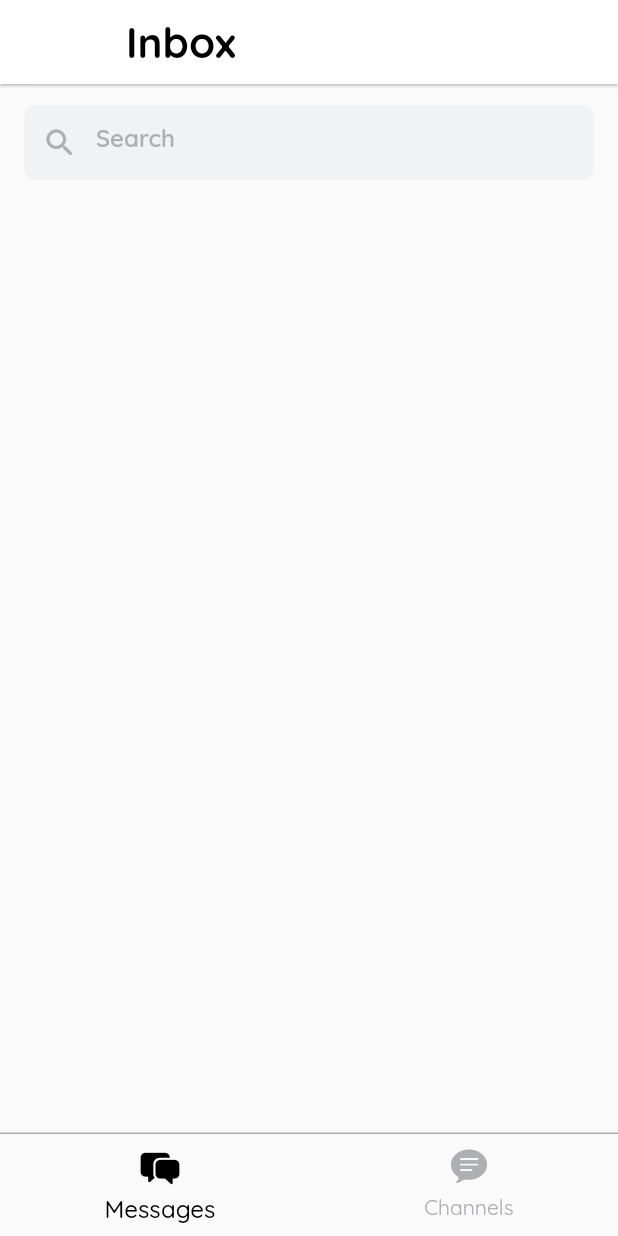
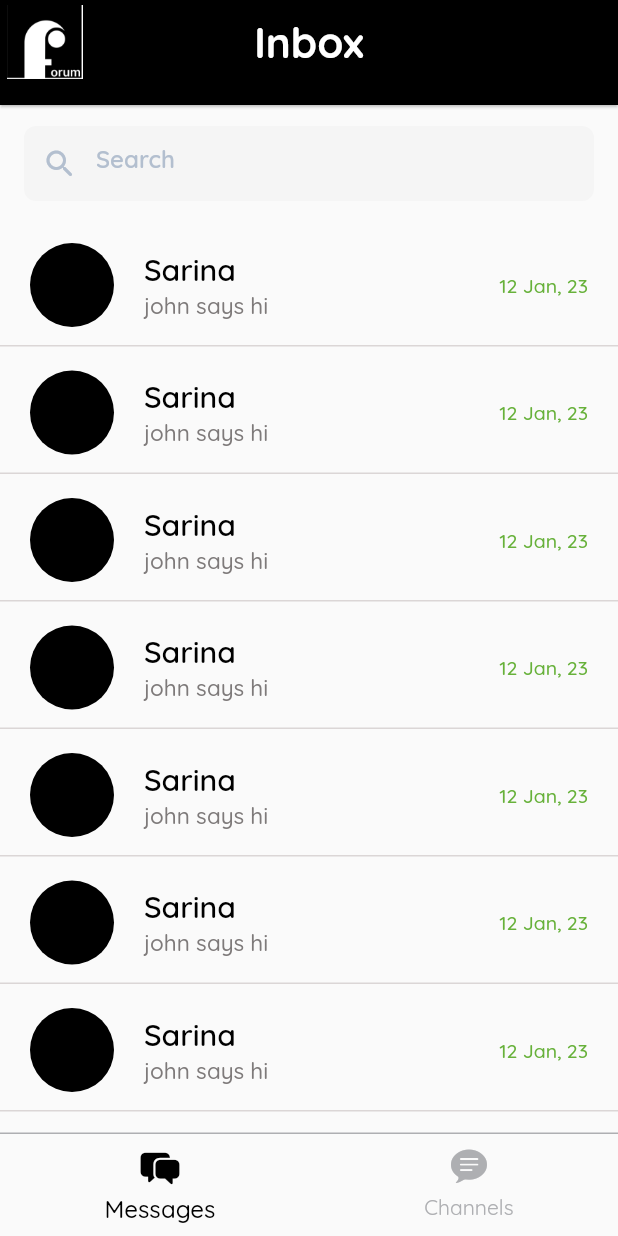
Before and after one commit to sarinamagar/chat_app, a Flutter app: the DashboardWidget screen opened directly, on a phone screen of 412 x 824 dp. Run offline on Flutter 3.47's test engine with Material 2 defaults, Android fonts, the phone set to English and light mode, and no system bars; our stand-ins replace cloud_firestore, dotted_border, firebase_auth, firebase_core, flutter_hooks, flutter_local_notifications and 2 more; accounts and stored records are empty.

Commit message:
messages

```diff
--- a/lib/app/theme.dart
+++ b/lib/app/theme.dart
@@ -9,11 +9,14 @@ class CustomTheme {
   static const Color gray = Color(0xFFEAEEF4);
   static const Color darkGray = Color(0xFFAEAFB2);
   static const Color lightGray = Color(0xFFd9d9d9);
-  static const Color lightTextColor = Color(0xfff5f5f5);
+  static const Color lightTextColor = Color(0xffF5F5F5);
   static const Color darkTextColor = Color(0xff847F7F);
   static const Color blue1 = Color(0xFF9FCCFB);
   static const Color blue2 = Color(0xFFAECEF5);
-  static const Color blue3 = Color(0xFFD4EDFC);
+  static const Color blue3 = Color(0xFFB3BFCF);
+  static const Color divider = Color(0xFFDBD6D6);
+  static const Color message = Color(0xFF7E7A7A);
+  static const Color date = Color(0xFF67B13A);
   static Color shadowColor = const Color(0xFF000000).withOpacity(0.5);
 
   static ThemeData themeData = ThemeData(
--- a/lib/common/constant/textStyle.dart
+++ b/lib/common/constant/textStyle.dart
@@ -30,7 +30,7 @@ class CustomTextStyle {
     letterSpacing: 1,
   );
   static const TextStyle hintText2 = TextStyle(
-    color: CustomTheme.darkGray,
+    color: CustomTheme.blue3,
     fontFamily: Fonts.quickSand,
     fontSize: 16,
     fontWeight: FontWeight.w600,
@@ -66,14 +66,38 @@ class CustomTextStyle {
     fontSize: 14,
   );
   static const TextStyle appText = TextStyle(
-    color: CustomTheme.black,
+    color: CustomTheme.primaryColor,
     fontFamily: Fonts.quickSand,
     fontWeight: FontWeight.w700,
     fontSize: 28,
+  );
+  static const TextStyle appText2 = TextStyle(
+    color: CustomTheme.primaryColor,
+    fontFamily: Fonts.quickSand,
+    fontWeight: FontWeight.w500,
+    fontSize: 22,
   );
   static const TextStyle searchText = TextStyle(
     color: CustomTheme.black,
     fontFamily: Fonts.quickSand,
     fontSize: 18,
   );
+  static const TextStyle username = TextStyle(
+    color: CustomTheme.black,
+    fontFamily: Fonts.quickSand,
+    fontWeight: FontWeight.w600,
+    fontSize: 20,
+  );
+  static const TextStyle message = TextStyle(
+    color: CustomTheme.message,
+    fontFamily: Fonts.quickSand,
+    fontWeight: FontWeight.w500,
+    fontSize: 15,
+  );
+  static const TextStyle date = TextStyle(
+    color: CustomTheme.date,
+    fontFamily: Fonts.quickSand,
+    fontWeight: FontWeight.w500,
+    fontSize: 13,
+  );
 }
--- a/lib/common/widget/messages/message_tile.dart
+++ b/lib/common/widget/messages/message_tile.dart
@@ -1,24 +1,57 @@
 import 'package:flutter/material.dart';
 import 'package:forum/app/theme.dart';
+import 'package:forum/common/constant/textStyle.dart';
+import 'package:forum/feature/chat/screens/chat_screen.dart';
 import 'package:forum/models/message_data.dart';
 
 class MessageTile extends StatelessWidget {
-  const MessageTile({super.key, required this.messageData});
-  final MessageData messageData;
+  const MessageTile({super.key});
 
   @override
   Widget build(BuildContext context) {
-    return Container(
-      margin: EdgeInsets.symmetric(horizontal: 22),
-      padding: EdgeInsets.symmetric(vertical: 10),
-      color: Colors.amber,
-      child: Row(
-        children: const [
-          CircleAvatar(
-            radius: 22,
-            backgroundColor: CustomTheme.black,
-          ),
-        ],
+    return InkWell(
+      onTap: () {
+        Navigator.push(context,
+            new MaterialPageRoute(builder: (context) => new ChatScreen()));
+      },
+      child: Container(
+        margin: const EdgeInsets.symmetric(horizontal: 0, vertical: 2),
+        padding: const EdgeInsets.symmetric(vertical: 12, horizontal: 20),
+        decoration: const BoxDecoration(
+            border: Border(bottom: BorderSide(color: CustomTheme.divider))),
+        child: Row(
+          children: [
+            const CircleAvatar(
+              radius: 28,
+              backgroundColor: CustomTheme.black,
+            ),
+            Expanded(
+              child: Container(
+                margin: const EdgeInsets.only(left: 20, right: 8),
+                child: Column(
+                  crossAxisAlignment: CrossAxisAlignment.start,
+                  children: const [
+                    Text(
+                      "Sarina",
+                      style: CustomTextStyle.username,
+                    ),
+                    SizedBox(
+                      height: 2,
+                    ),
+                    Text(
+                      "john says hi",
+                      style: CustomTextStyle.message,
+                    ),
+                  ],
+                ),
+              ),
+            ),
+            Text(
+              "12 Jan, 23",
+              style: CustomTextStyle.date,
+            )
+          ],
+        ),
       ),
     );
   }
--- a/lib/common/widget/text_field/search_textfiled.dart
+++ b/lib/common/widget/text_field/search_textfiled.dart
@@ -21,7 +21,7 @@ class SearchTextField extends StatelessWidget {
       margin: const EdgeInsets.symmetric(horizontal: 16, vertical: 14),
       decoration: BoxDecoration(
         borderRadius: BorderRadius.circular(8),
-        color: const Color(0xffEFF3F6),
+        color: CustomTheme.lightTextColor,
       ),
       child: Row(
         crossAxisAlignment: CrossAxisAlignment.center,
@@ -30,7 +30,7 @@ class SearchTextField extends StatelessWidget {
             padding: const EdgeInsets.only(left: 12),
             child: const Icon(
               Icons.search_rounded,
-              color: CustomTheme.darkGray,
+              color: CustomTheme.blue3,
             ),
           ),
           Expanded(
--- a/lib/feature/authentication/widgets/authentication_widget.dart
+++ b/lib/feature/authentication/widgets/authentication_widget.dart
@@ -27,7 +27,6 @@ class AuthenticationWidget extends StatelessWidget {
         home: const MainTab(),
       ),
     );
-    return MainTab();
   }
 }
 
--- a/lib/feature/dashboard/widgets/dashboard_widget.dart
+++ b/lib/feature/dashboard/widgets/dashboard_widget.dart
@@ -34,9 +34,12 @@ class _DashboardWidgetState extends State<DashboardWidget> {
   @override
   Widget build(BuildContext context) {
     return Scaffold(
-      appBar: AppBar(
-        backgroundColor: CustomTheme.primaryColor,
+      appBar: PreferredSize(
+        preferredSize: Size.fromHeight(70.0),
+        child: AppBar(
+          backgroundColor: CustomTheme.black,
           elevation: 0.8,
+          centerTitle: true,
           title: ValueListenableBuilder(
               valueListenable: pageTitle,
               builder: (BuildContext context, String value, _) {
@@ -48,6 +51,19 @@ class _DashboardWidgetState extends State<DashboardWidget> {
                   ),
                 );
               }),
+          leading: Container(
+            padding: EdgeInsets.only(left: 4),
+            child: Transform.scale(
+              scale: 1.4,
+              child: IconButton(
+                icon: Image.asset(
+                  'assets/images/logo.png',
+                ),
+                onPressed: () {},
+              ),
+            ),
+          ),
+        ),
       ),
       body: ValueListenableBuilder(
           valueListenable: pageIndex,
--- a/lib/feature/dashboard/widgets/messages_widget.dart
+++ b/lib/feature/dashboard/widgets/messages_widget.dart
@@ -21,6 +21,13 @@ class _MessagesWidgetsState extends State<MessagesWidgets> {
             controller: _searchController,
             hintText: 'Search',
           ),
+          Expanded(
+            child: ListView.builder(
+                itemCount: 10,
+                itemBuilder: (BuildContext context, int index) {
+                  return MessageTile();
+                }),
+          )
         ],
       ),
     );
--- a/lib/main.dart
+++ b/lib/main.dart
@@ -10,6 +10,7 @@ import 'package:provider/provider.dart';
 
 import 'feature/authentication/screens/login_screen.dart';
 import 'feature/authentication/screens/register_screen.dart';
+import 'feature/dashboard/screens/dashboard_screen.dart';
 
 // void main() {
 //   runApp(const AuthenticationScreen());
@@ -65,11 +66,12 @@ class MyApp extends StatelessWidget {
               textTheme: GoogleFonts.latoTextTheme(),
             ),
             initialRoute: "/authentication",
-            routes: {
+            routes: <String, WidgetBuilder>{
               "/authentication": (BuildContext context) =>
                   const AuthenticationScreen(),
               "/login": (BuildContext context) => const LoginScreens(),
               "/register": (BuildContext context) => const RegisterScreen(),
+              "/dashboard": (BuildContext context) => const DashboardScreen(),
             },
           );
         }),
```
Also changed, not shown: lib/common/widget/messages/date_label.dart (added, +29 -0 lines), lib/feature/authentication/widgets/login_widget.dart (+3 -6 lines), lib/feature/chat/screens/chat_screen.dart (added, +13 -0 lines), lib/feature/chat/widgets/chat_widget.dart (added, +37 -0 lines). Lines whose indentation alone changed are shown as unchanged.
